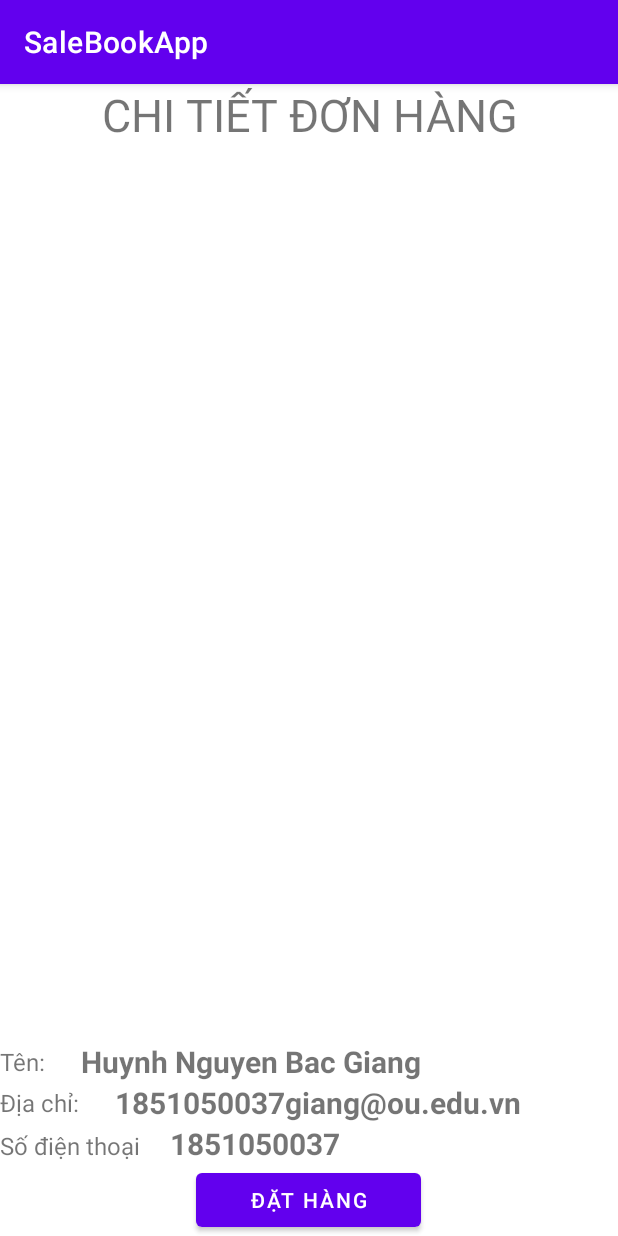
After one commit to TuDV2000/LTDD_CS81_Nhom20, an Android app: the PaymentActivity screen opened directly, with no data from a screen before it, on a phone screen of 412 x 824 dp. The commit adds this screen. Run offline under Robolectric (Android 15) with nearby library versions, the phone set to English and light mode, and no system bars.

Commit message:
thêm activity payment

```diff
--- a/app/src/main/AndroidManifest.xml
+++ b/app/src/main/AndroidManifest.xml
@@ -2,7 +2,9 @@
 <manifest xmlns:android="http://schemas.android.com/apk/res/android"
     xmlns:tools="http://schemas.android.com/tools"
     package="com.example.salebookapp">
-    <uses-permission android:name="android.permission.INTERNET"/>
+
+    <uses-permission android:name="android.permission.INTERNET" />
+
     <application
         android:allowBackup="true"
         android:icon="@mipmap/ic_launcher"
@@ -10,9 +12,10 @@
         android:roundIcon="@mipmap/ic_launcher_round"
         android:supportsRtl="true"
         android:theme="@style/Theme.SaleBookApp">
+        <activity android:name=".PaymentActivity"></activity>
         <activity
             android:name=".ConfirmActivity"
-            android:parentActivityName=".RegistActivity"/>
+            android:parentActivityName=".RegistActivity" />
         <activity
             android:name=".LoginActivity"
             android:parentActivityName=".HomeActivity" />
--- a/app/src/main/java/com/example/salebookapp/CartFragment.java
+++ b/app/src/main/java/com/example/salebookapp/CartFragment.java
@@ -58,7 +58,11 @@ public class CartFragment extends Fragment {
         btnPayment.setOnClickListener(new View.OnClickListener() {
             @Override
             public void onClick(View v) {
-                Intent intent = new Intent();
+
+                //Intent intent = new Intent(getContext(), PaymentActivity.class);
+
+
+
             }
         });
 
--- a/app/src/main/java/com/example/salebookapp/DAO.java
+++ b/app/src/main/java/com/example/salebookapp/DAO.java
@@ -11,6 +11,7 @@ import androidx.room.Update;
 import com.example.salebookapp.entities.Account;
 import com.example.salebookapp.entities.Author;
 import com.example.salebookapp.entities.Bill;
+import com.example.salebookapp.entities.BillDetail;
 import com.example.salebookapp.entities.Book;
 import com.example.salebookapp.entities.BookType;
 import com.example.salebookapp.entities.Customer;
@@ -48,6 +49,13 @@ public interface DAO {
     public List<CustomerAndBill> getBillbyCustomerId(int id);
     @Query("update customers set address = :newaddress, phone_number = :newPhone where cus_id = :id")
     public void changeCusProfile(String newaddress, String newPhone, int id);
+
+
+    //BillDetailDao
+    @Insert(onConflict = OnConflictStrategy.REPLACE)
+    public void billDetailInsert(BillDetail billDetail);
+    @Delete
+    public void billDetailDelete(BillDetail billDetail);
 
 
     //BillDao
@@ -96,4 +104,6 @@ public interface DAO {
     public void bookUpdate(Book book);
     @Query("select * from books")
     public List<Book> getAllBook();
+
+
 }
--- /dev/null
+++ b/app/src/main/java/com/example/salebookapp/PaymentActivity.java
@@ -0,0 +1,15 @@
+package com.example.salebookapp;
+
+import androidx.appcompat.app.AppCompatActivity;
+
+import android.os.Bundle;
+
+public class PaymentActivity extends AppCompatActivity {
+
+    @Override
+    protected void onCreate(Bundle savedInstanceState) {
+        super.onCreate(savedInstanceState);
+        setContentView(R.layout.activity_payment);
+
+    }
+}
--- /dev/null
+++ b/app/src/main/res/layout/activity_payment.xml
@@ -0,0 +1,113 @@
+<?xml version="1.0" encoding="utf-8"?>
+<RelativeLayout xmlns:android="http://schemas.android.com/apk/res/android"
+    xmlns:app="http://schemas.android.com/apk/res-auto"
+    xmlns:tools="http://schemas.android.com/tools"
+    android:layout_width="match_parent"
+    android:layout_height="match_parent"
+    tools:context=".PaymentActivity"
+    android:orientation="vertical">
+
+    <TextView
+        android:id="@+id/tv_title"
+        android:layout_width="match_parent"
+        android:layout_height="wrap_content"
+        android:textAlignment="center"
+        android:textSize="30dp"
+        android:text="CHI TIẾT ĐƠN HÀNG" />
+
+    <ScrollView
+        android:layout_width="wrap_content"
+        android:layout_height="wrap_content"
+        android:layout_marginHorizontal="10dp"
+        android:layout_marginVertical="10dp"
+        android:layout_below="@+id/tv_title"
+        android:layout_above="@+id/ll_profile">
+
+        <androidx.recyclerview.widget.RecyclerView
+            android:id="@+id/rcv_book_items"
+            android:layout_width="match_parent"
+            android:layout_height="match_parent"/>
+    </ScrollView>
+
+    <LinearLayout
+        android:id="@+id/ll_profile"
+        android:layout_width="match_parent"
+        android:layout_height="wrap_content"
+        android:layout_above="@+id/btn_order"
+        android:orientation="vertical">
+
+        <LinearLayout
+            android:layout_width="wrap_content"
+            android:layout_height="wrap_content"
+            android:orientation="horizontal">
+
+            <TextView
+                android:layout_width="wrap_content"
+                android:layout_height="wrap_content"
+                android:layout_gravity="center"
+                android:text="Tên: "
+                android:textSize="16dp"/>
+
+            <TextView
+                android:id="@+id/tv_cus_name"
+                android:layout_width="wrap_content"
+                android:layout_height="wrap_content"
+                android:layout_marginLeft="20dp"
+                android:text="Huynh Nguyen Bac Giang"
+                android:textSize="20dp"
+                android:textStyle="bold" />
+        </LinearLayout>
+
+        <LinearLayout
+            android:layout_width="wrap_content"
+            android:layout_height="wrap_content"
+            android:orientation="horizontal">
+
+            <TextView
+                android:layout_width="wrap_content"
+                android:layout_height="wrap_content"
+                android:layout_gravity="center"
+                android:text="Địa chỉ: "
+                android:textSize="16dp"/>
+
+            <TextView
+                android:id="@+id/tv_address"
+                android:layout_width="wrap_content"
+                android:layout_height="wrap_content"
+                android:text="1851050037giang@ou.edu.vn"
+                android:textSize="20dp"
+                android:textStyle="bold"
+                android:layout_marginLeft="20dp" />
+        </LinearLayout>
+
+        <LinearLayout
+            android:layout_width="wrap_content"
+            android:layout_height="wrap_content"
+            android:orientation="horizontal">
+
+            <TextView
+                android:layout_width="wrap_content"
+                android:layout_height="wrap_content"
+                android:text="Số điện thoại"
+                android:textSize="16dp"/>
+
+            <TextView
+                android:id="@+id/tv_number_phone"
+                android:layout_width="wrap_content"
+                android:layout_height="wrap_content"
+                android:text="1851050037"
+                android:textSize="20dp"
+                android:textStyle="bold"
+                android:layout_marginLeft="20dp"/>
+        </LinearLayout>
+
+    </LinearLayout>
+
+    <Button
+        android:id="@+id/btn_order"
+        android:layout_width="150dp"
+        android:layout_height="wrap_content"
+        android:text="đặt hàng"
+        android:layout_alignParentBottom="true"
+        android:layout_centerHorizontal="true"/>
+</RelativeLayout>
```
